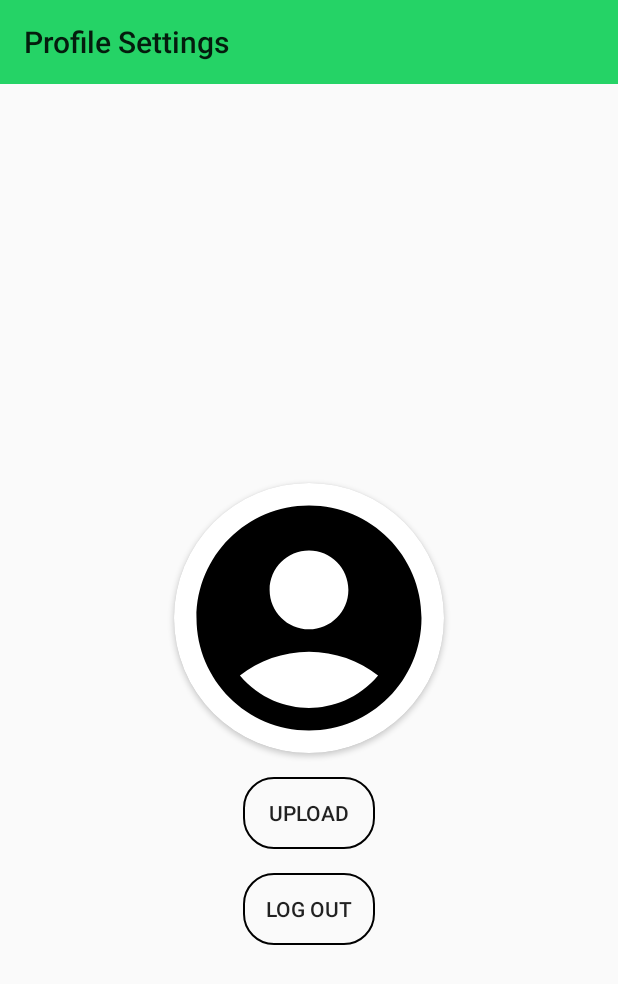
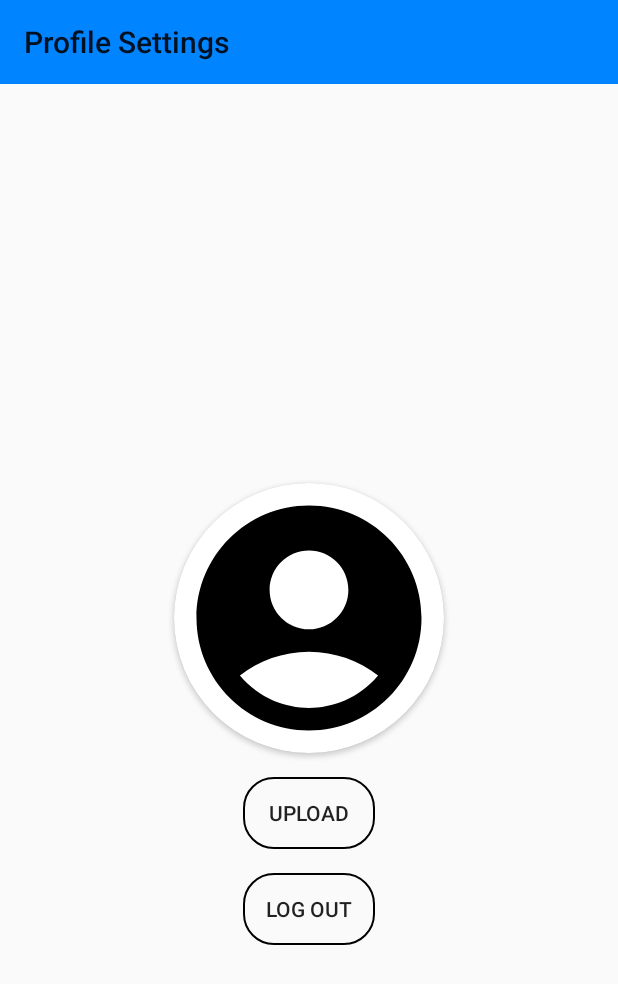
Before and after one commit to venkatesh-jacke/ChatApp-Kotlin, an Android app: the ProfileActivity screen opened directly, with no data from a screen before it, on a phone screen of 412 x 824 dp. Shown: the top 984 px of the screen. Run offline under Robolectric (Android 15) with nearby library versions, the phone set to English and light mode, and no system bars; our stand-ins replace Firebase (no records; nobody signed in at launch, a user with empty details on screens opened directly).

Commit message:
toolbar color change

```diff
--- a/app/src/main/res/layout/toolbar.xml
+++ b/app/src/main/res/layout/toolbar.xml
@@ -3,7 +3,7 @@
     xmlns:android="http://schemas.android.com/apk/res/android"
     android:layout_width="match_parent"
     android:id="@+id/toolbar"
-    android:background="#25D366"
+    android:background="#0084ff"
     android:layout_height="wrap_content">
 
 </androidx.appcompat.widget.Toolbar>
```
